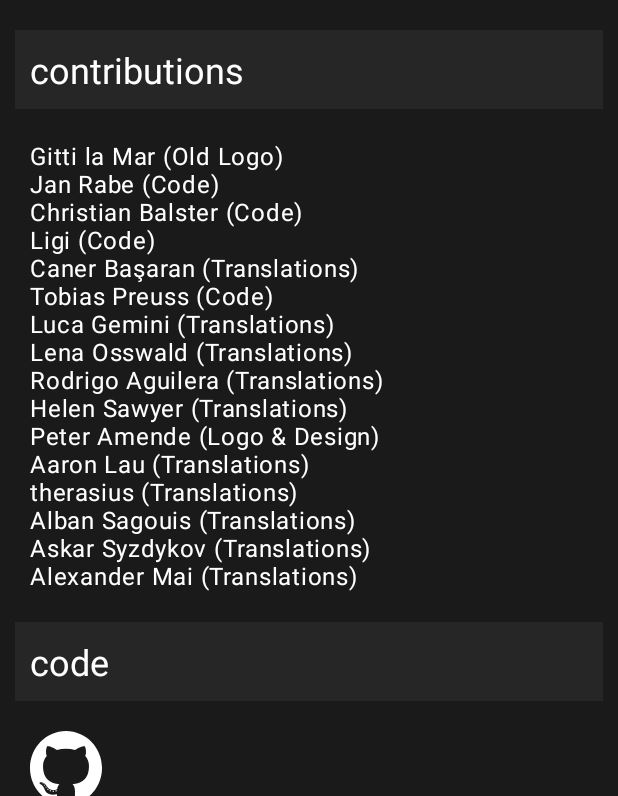
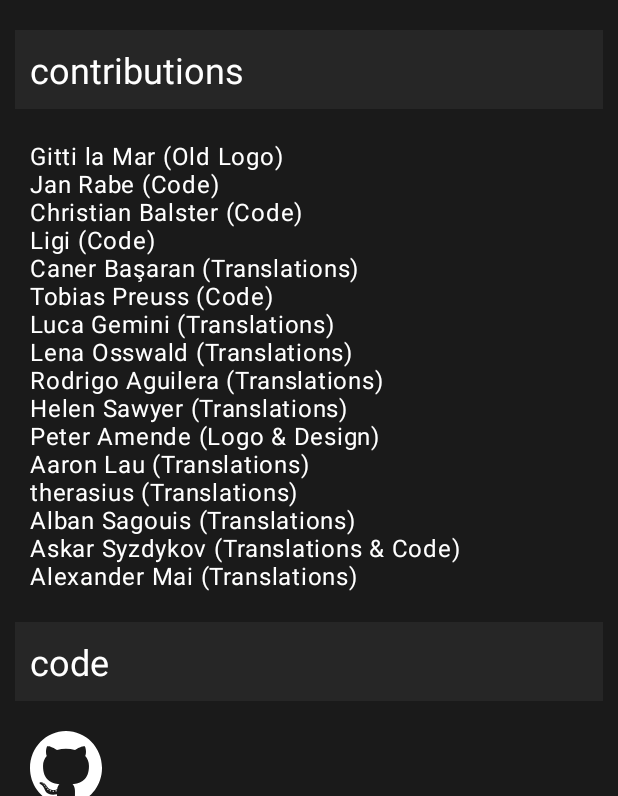
Before and after one commit to criticalmaps/criticalmaps-android, an Android app: the fragment AboutFragment placed in its activity, on a phone screen of 412 x 824 dp, the part 440-1236 px from its top. Run offline under Robolectric (Android 15) with nearby library versions, the phone set to English and light mode, and no system bars; our stand-ins replace ButterKnife, Timber; libraries missing offline, so code that uses them is left out: info.metadude.android, org.ligi.axt, org.osmdroid.tileprovider, org.osmdroid.util, org.osmdroid.views; pictures from the network do not load; 14 statements that could not run were skipped.

Commit message:
Update strings-notranslate.xml

```diff
--- a/app/src/main/res/values/strings-notranslate.xml
+++ b/app/src/main/res/values/strings-notranslate.xml
@@ -4,7 +4,7 @@
     <string name="app_name" translatable="false">Critical Maps</string>
     <string name="osm_credits" translatable="false"><a href="https://foundation.wikimedia.org/wiki/Maps_Terms_of_Use">Wikimedia maps</a> | Map data \u00a9 <a href="http://www.openstreetmap.org/copyright">OpenStreetMap</a> contributors</string>
     <string name="about_text_map_url" translatable="false">criticalmaps.net</string>
-    <string name="about_text_contributors" translatable="false">Gitti la Mar (Old Logo) \nJan Rabe (Code) \nChristian Balster (Code) \nLigi (Code) \nCaner Başaran (Translations) \nTobias Preuss (Code) \nLuca Gemini (Translations) \nLena Osswald (Translations) \nRodrigo Aguilera (Translations) \nHelen Sawyer (Translations)\nPeter Amende (Logo \u0026 Design)\nAaron Lau (Translations)\ntherasius (Translations)\nAlban Sagouis (Translations)\nAskar Syzdykov (Translations)\nAlexander Mai (Translations)</string>
+    <string name="about_text_contributors" translatable="false">Gitti la Mar (Old Logo) \nJan Rabe (Code) \nChristian Balster (Code) \nLigi (Code) \nCaner Başaran (Translations) \nTobias Preuss (Code) \nLuca Gemini (Translations) \nLena Osswald (Translations) \nRodrigo Aguilera (Translations) \nHelen Sawyer (Translations)\nPeter Amende (Logo \u0026 Design)\nAaron Lau (Translations)\ntherasius (Translations)\nAlban Sagouis (Translations)\nAskar Syzdykov (Translations \u0026 Code)\nAlexander Mai (Translations)</string>
     <string name="twitter_handle" translatable="false">\@%s</string>
     <string name="contact_email" translatable="false">stephanlindauer@posteo.de</string>
 
```
